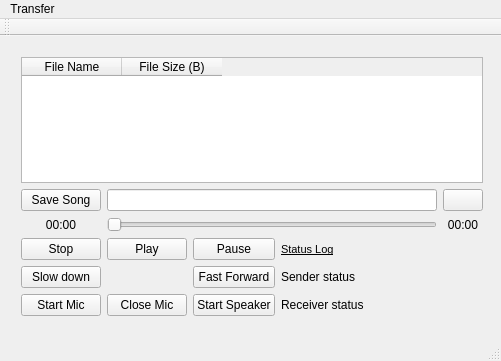
julianafrench/CommAudio, file mainwindow.ui: the form before one commit.
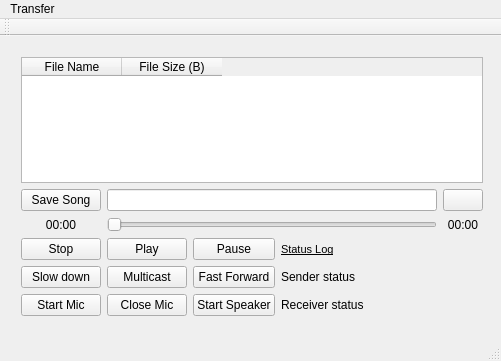
The form after the commit.

The edit to the form file:
```diff
--- a/mainwindow.ui
+++ b/mainwindow.ui
@@ -225,6 +225,16 @@
          </property>
         </widget>
        </item>
+       <item row="2" column="1">
+        <widget class="QPushButton" name="MulticastButton">
+         <property name="enabled">
+          <bool>true</bool>
+         </property>
+         <property name="text">
+          <string>Multicast</string>
+         </property>
+        </widget>
+       </item>
       </layout>
      </item>
     </layout>
```
Left out of the diff: 2 changed lines with no effect on the pictures.
